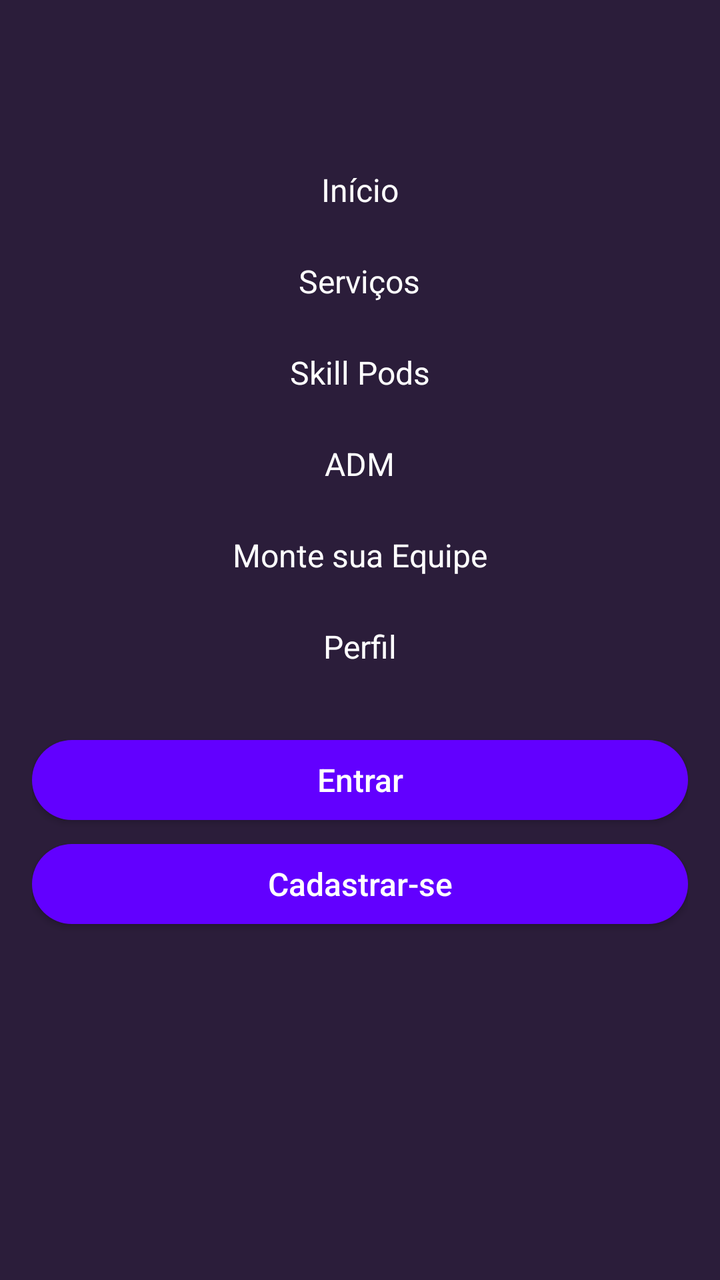
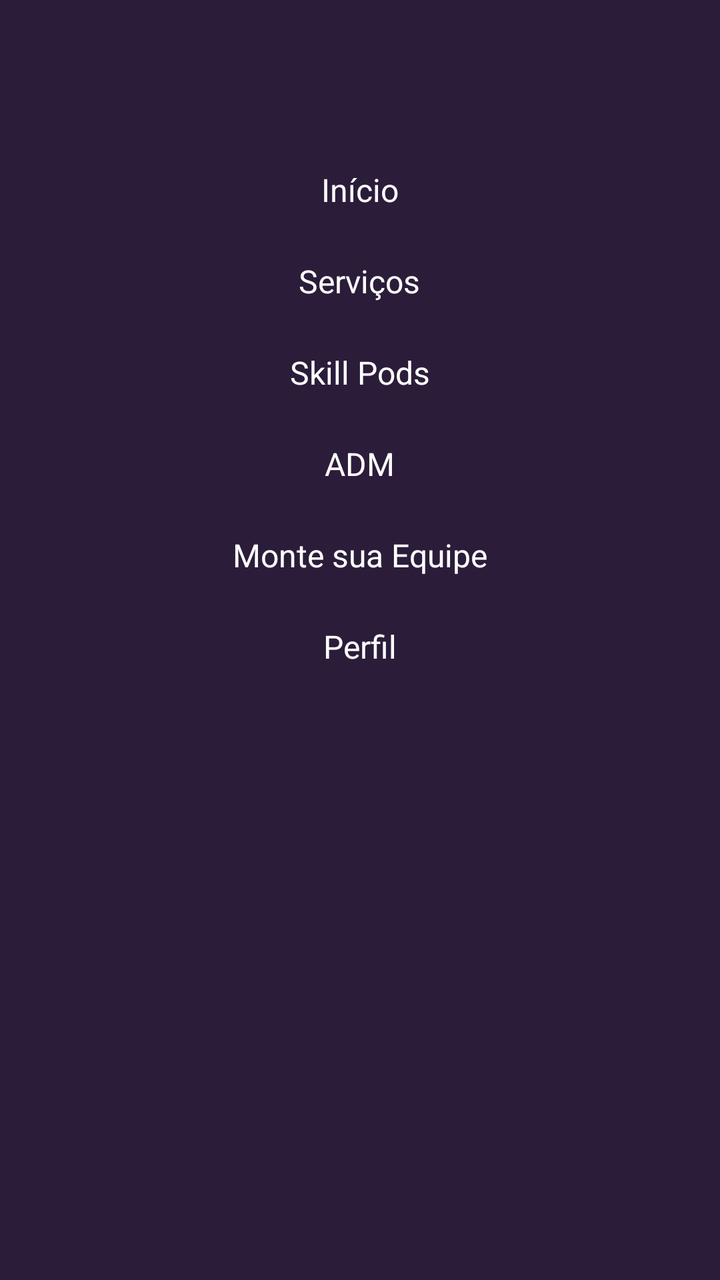

An Android layout rendered at two revisions. The XML below is the earlier revision; the diff shows what the commit changed to produce the second picture.
<!-- AndroidManifest.xml: application theme Theme.PiMobile -->
<!-- res/layout/menu_lateral.xml -->
<?xml version="1.0" encoding="utf-8"?>
<LinearLayout
    xmlns:android="http://schemas.android.com/apk/res/android"
    android:layout_width="match_parent"
    android:layout_height="match_parent"
    android:background="@color/barra_topo"
    android:clickable="true"
    android:focusable="true"
    android:gravity="center_horizontal"
    android:orientation="vertical"
    android:paddingTop="72dp"
    android:paddingHorizontal="16dp">

    <TextView
        android:id="@+id/menuInicio"
        android:layout_width="wrap_content"
        android:layout_height="wrap_content"
        android:padding="12dp"
        android:text="Início"
        android:textColor="@color/branco"
        android:textSize="16sp" />

    <TextView
        android:id="@+id/menuServicos"
        android:layout_width="wrap_content"
        android:layout_height="wrap_content"
        android:padding="12dp"
        android:text="Serviços"
        android:textColor="@color/branco"
        android:textSize="16sp" />

    <TextView
        android:id="@+id/menuSkillPods"
        android:layout_width="wrap_content"
        android:layout_height="wrap_content"
        android:padding="12dp"
        android:text="Skill Pods"
        android:textColor="@color/branco"
        android:textSize="16sp" />

    <TextView
        android:id="@+id/menuAdm"
        android:layout_width="wrap_content"
        android:layout_height="wrap_content"
        android:padding="12dp"
        android:text="ADM"
        android:textColor="@color/branco"
        android:textSize="16sp" />

    <TextView
        android:id="@+id/menuMonteEquipe"
        android:layout_width="wrap_content"
        android:layout_height="wrap_content"
        android:padding="12dp"
        android:text="Monte sua Equipe"
        android:textColor="@color/branco"
        android:textSize="16sp" />

    <TextView
        android:id="@+id/menuPerfil"
        android:layout_width="wrap_content"
        android:layout_height="wrap_content"
        android:padding="12dp"
        android:text="Perfil"
        android:textColor="@color/branco"
        android:textSize="16sp" />

    <androidx.appcompat.widget.AppCompatButton
        android:id="@+id/menuEntrar"
        android:layout_width="match_parent"
        android:layout_height="40dp"
        android:layout_marginTop="24dp"
        android:background="@drawable/bg_botao"
        android:text="Entrar"
        android:textAllCaps="false"
        android:textColor="@color/branco"
        android:textSize="16sp" />

    <androidx.appcompat.widget.AppCompatButton
        android:id="@+id/menuCadastrar"
        android:layout_width="match_parent"
        android:layout_height="40dp"
        android:layout_marginTop="12dp"
        android:background="@drawable/bg_botao"
        android:text="Cadastrar-se"
        android:textAllCaps="false"
        android:textColor="@color/branco"
        android:textSize="16sp" />
</LinearLayout>
<!-- resources referenced by this layout -->
<resources>
  <color name="barra_topo">#2B1D3A</color>
  <color name="branco">#FFFFFF</color>
  <!-- drawable bg_botao (drawable) -->
  <?xml version="1.0" encoding="utf-8"?>
  <shape xmlns:android="http://schemas.android.com/apk/res/android">
      <solid android:color="@color/roxo_botao" />
      <corners android:radius="50dp" />
  </shape>
  <style name="Theme.PiMobile" parent="Base.Theme.PiMobile" />
  <color name="roxo_botao">#6200FF</color>
  <style name="Base.Theme.PiMobile" parent="Theme.Material3.DayNight.NoActionBar">
          
          
      </style>
</resources>

<!-- the commit's change to res/layout/menu_lateral.xml (unified diff, before → after) -->
@@ -64,26 +64,4 @@
         android:text="Perfil"
         android:textColor="@color/branco"
         android:textSize="16sp" />
-
-    <androidx.appcompat.widget.AppCompatButton
-        android:id="@+id/menuEntrar"
-        android:layout_width="match_parent"
-        android:layout_height="40dp"
-        android:layout_marginTop="24dp"
-        android:background="@drawable/bg_botao"
-        android:text="Entrar"
-        android:textAllCaps="false"
-        android:textColor="@color/branco"
-        android:textSize="16sp" />
-
-    <androidx.appcompat.widget.AppCompatButton
-        android:id="@+id/menuCadastrar"
-        android:layout_width="match_parent"
-        android:layout_height="40dp"
-        android:layout_marginTop="12dp"
-        android:background="@drawable/bg_botao"
-        android:text="Cadastrar-se"
-        android:textAllCaps="false"
-        android:textColor="@color/branco"
-        android:textSize="16sp" />
 </LinearLayout>
<!-- resource entries referenced after the edit -->
@@ -2,14 +2,7 @@
 <resources>
   <color name="barra_topo">#2B1D3A</color>
   <color name="branco">#FFFFFF</color>
-  <!-- drawable bg_botao (drawable) -->
-  <?xml version="1.0" encoding="utf-8"?>
-  <shape xmlns:android="http://schemas.android.com/apk/res/android">
-      <solid android:color="@color/roxo_botao" />
-      <corners android:radius="50dp" />
-  </shape>
   <style name="Theme.PiMobile" parent="Base.Theme.PiMobile" />
-  <color name="roxo_botao">#6200FF</color>
   <style name="Base.Theme.PiMobile" parent="Theme.Material3.DayNight.NoActionBar">
           
           
